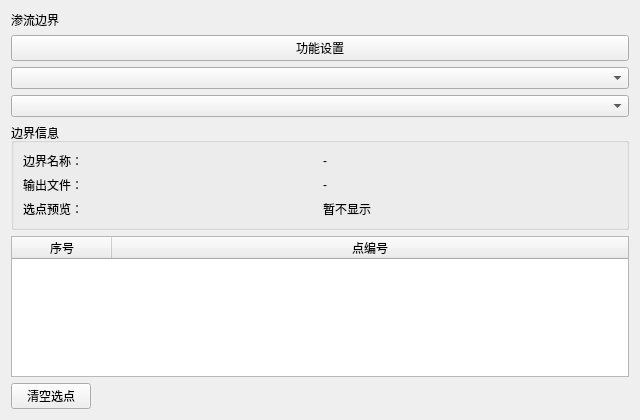
This is plugins/Base_Slover/SeepageBoundaryPage.ui in asd977/base_cae as Qt 5 draws it before an edit. The edited form follows.
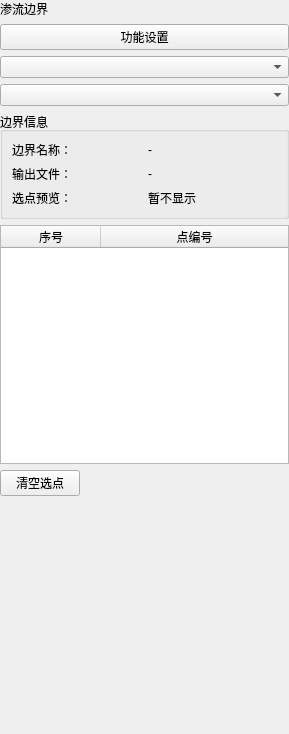
This is the edited form.

What changed in the file:
```diff
--- a/plugins/Base_Slover/SeepageBoundaryPage.ui
+++ b/plugins/Base_Slover/SeepageBoundaryPage.ui
@@ -6,15 +6,27 @@
    <rect>
     <x>0</x>
     <y>0</y>
-    <width>640</width>
-    <height>420</height>
+    <width>289</width>
+    <height>734</height>
    </rect>
   </property>
   <property name="windowTitle">
    <string>渗流边界</string>
   </property>
   <layout class="QVBoxLayout" name="verticalLayout">
-      <item>
+   <property name="leftMargin">
+    <number>0</number>
+   </property>
+   <property name="topMargin">
+    <number>0</number>
+   </property>
+   <property name="rightMargin">
+    <number>0</number>
+   </property>
+   <property name="bottomMargin">
+    <number>0</number>
+   </property>
+   <item>
     <widget class="QLabel" name="pageNameLabel">
      <property name="text">
       <string>渗流边界</string>
@@ -28,8 +40,8 @@
      </property>
     </widget>
    </item>
-<item>
-    <widget class="QComboBox" name="comboBoxDim" />
+   <item>
+    <widget class="QComboBox" name="comboBoxDim"/>
    </item>
    <item>
     <widget class="QComboBox" name="comboBoxGroup" />
```
Left out of the diff: 69 changed lines with no effect on the pictures.
